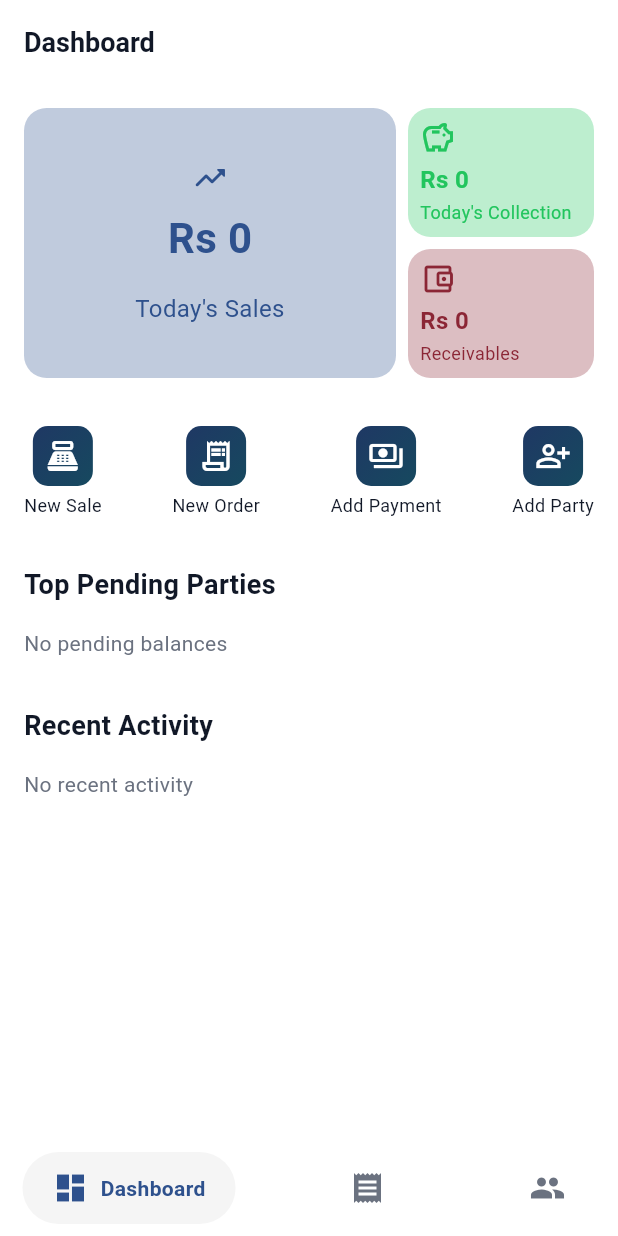
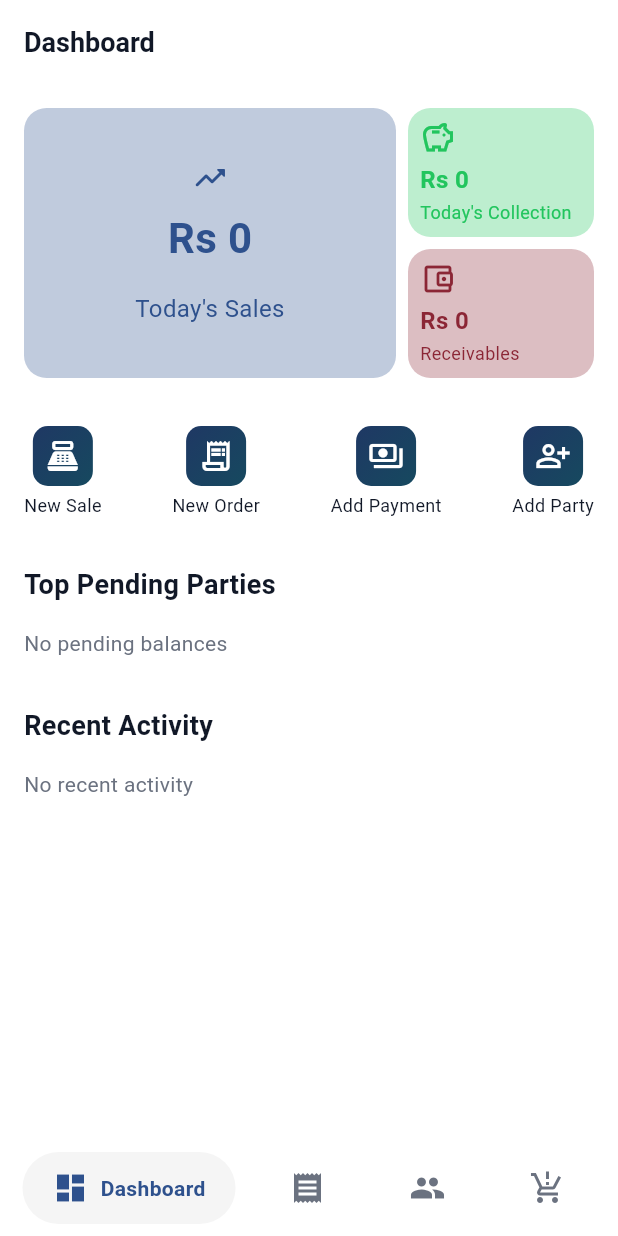
Before and after one commit to mohsinkhan117/katha_management, a Flutter app: the screen it shows after launch, on a phone screen of 412 x 824 dp. Run offline on Flutter 3.47's test engine with Material 3 defaults, Android fonts, the phone set to English and light mode, and no system bars; drawn by our look-alikes of google_nav_bar; our stand-ins replace permission_handler, sqflite; accounts and stored records are empty; Roboto replaces fonts that are missing (Poppins).

Commit message:
add product version 1, working as expected

```diff
--- a/lib/ui/navigation_bar/gnav_bar_view.dart
+++ b/lib/ui/navigation_bar/gnav_bar_view.dart
@@ -2,6 +2,7 @@
 
 import 'package:flutter/material.dart';
 import 'package:google_nav_bar/google_nav_bar.dart';
+import 'package:katha_management/ui/products/product_list_view.dart';
 import 'package:provider/provider.dart';
 
 import 'package:katha_management/core/theme/app_colors/app_colors.dart';
@@ -54,6 +55,7 @@ class _GnavBarBodyState extends State<_GnavBarBody> {
     (_) => const DashboardView(),
     (_) => const OrdersView(),
     (_) => const CustomersView(),
+    (_) => const ProductListView(),
   ];
 
   @override
@@ -113,6 +115,7 @@ class _NavBar extends StatelessWidget {
               GButton(icon: Icons.dashboard, text: 'Dashboard'),
               GButton(icon: Icons.receipt, text: 'Orders'),
               GButton(icon: Icons.people, text: 'Customers'),
+              GButton(icon: Icons.production_quantity_limits, text: 'Products'),
             ],
           ),
         ),
```
